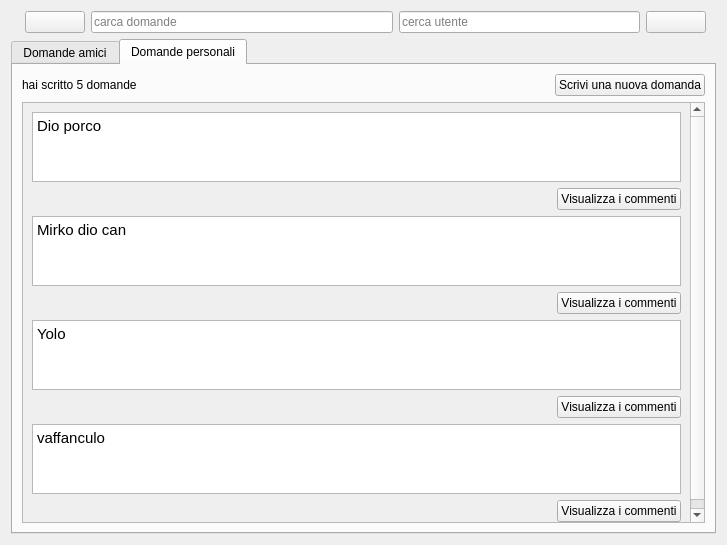
The window that schermata_principale.ui (LorenzoMatt/ProgeettoP2) describes before a commit, drawn with Qt 5.
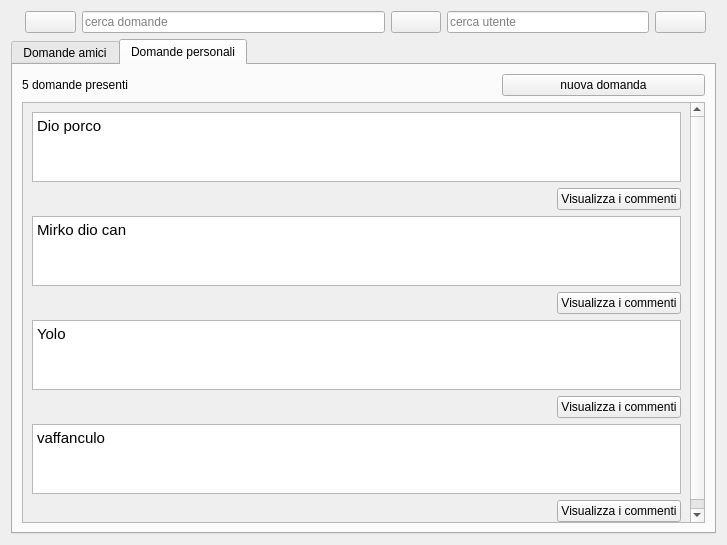
The same window after the commit. Icons and pictures are not drawn.

Commit message: aggiornato schema  grafico

```diff
--- a/schermata_principale.ui
+++ b/schermata_principale.ui
@@ -26,7 +26,7 @@
    <item>
     <layout class="QVBoxLayout" name="verticalLayout">
      <item>
-      <layout class="QHBoxLayout" name="layuoutcerca" stretch="1,5,4,1">
+      <layout class="QHBoxLayout" name="layuoutcerca" stretch="1,6,1,4,1">
        <property name="leftMargin">
         <number>14</number>
        </property>
@@ -47,7 +47,18 @@
        <item>
         <widget class="QLineEdit" name="lineEdit_2">
          <property name="placeholderText">
-          <string>carca domande</string>
+          <string>cerca domande</string>
+         </property>
+        </widget>
+       </item>
+       <item>
+        <widget class="QPushButton" name="pushButton_13">
+         <property name="text">
+          <string/>
+         </property>
+         <property name="icon">
+          <iconset>
+           <normaloff>cerca.png</normaloff>cerca.png</iconset>
          </property>
         </widget>
        </item>
@@ -2506,11 +2517,11 @@
         </attribute>
         <layout class="QVBoxLayout" name="verticalLayout_3">
          <item>
-          <layout class="QHBoxLayout" name="horizontalLayout" stretch="3,4,0">
+          <layout class="QHBoxLayout" name="horizontalLayout" stretch="3,4,3">
            <item>
             <widget class="QLabel" name="label_7">
              <property name="text">
-              <string>hai scritto 5 domande</string>
+              <string>5 domande presenti</string>
              </property>
             </widget>
            </item>
@@ -2530,7 +2541,7 @@
            <item>
             <widget class="QPushButton" name="pushButton_7">
              <property name="text">
-              <string>Scrivi una nuova domanda</string>
+              <string>nuova domanda</string>
              </property>
             </widget>
            </item>
```
